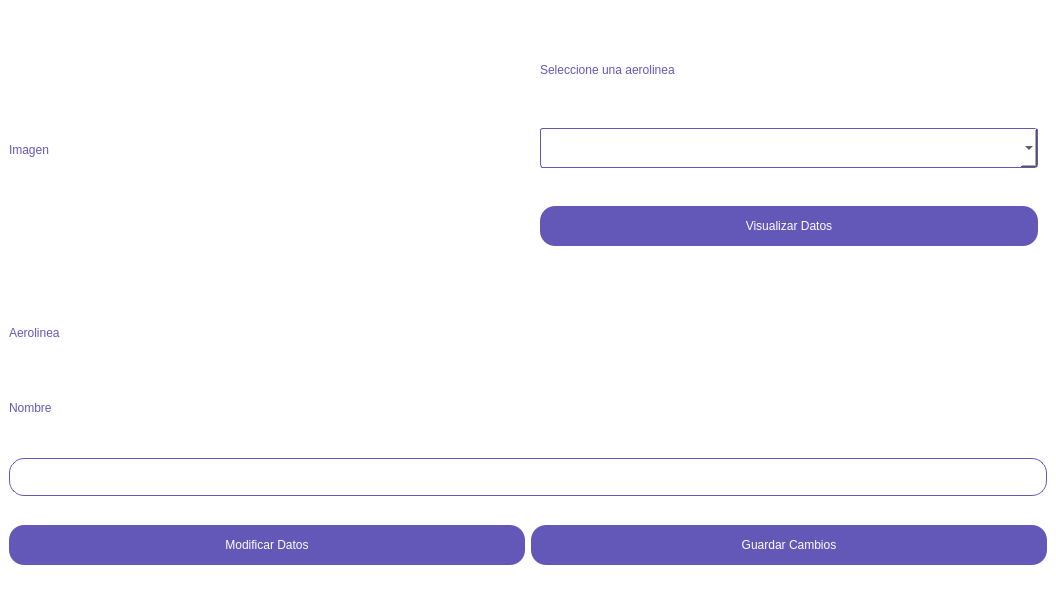
First picture: the form in GUI/Resources/UI/aerolineaDatos.ui, repository difer19/Gestor-de-Hangares, before the edit.
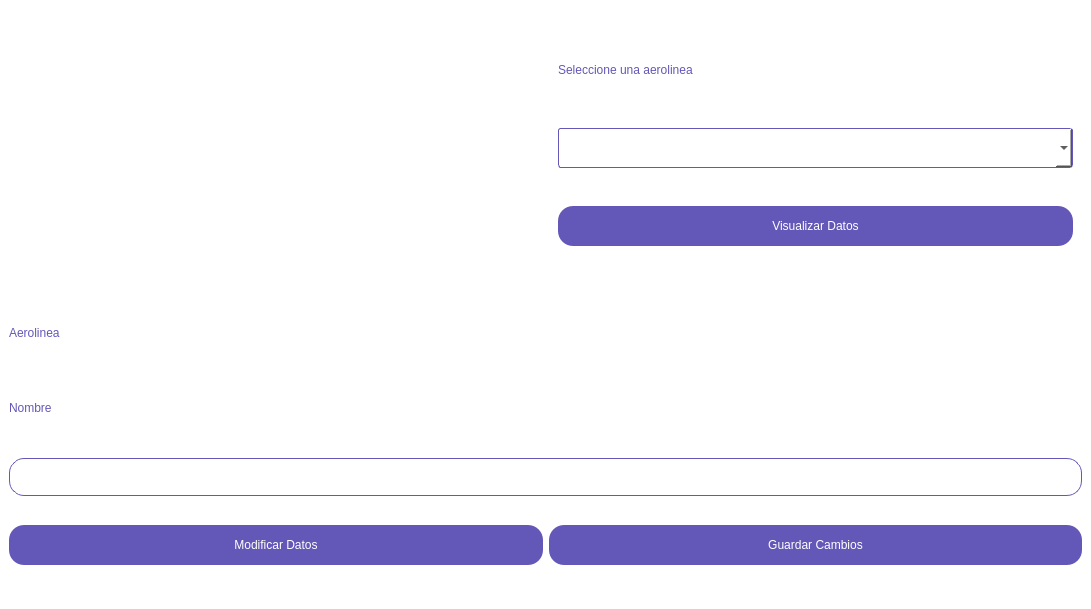
Second picture: the form after the edit. Icons and pictures are not drawn.

The edit to the form file:
```diff
--- a/GUI/Resources/UI/aerolineaDatos.ui
+++ b/GUI/Resources/UI/aerolineaDatos.ui
@@ -6,7 +6,7 @@
    <rect>
     <x>0</x>
     <y>0</y>
-    <width>1056</width>
+    <width>1091</width>
     <height>609</height>
    </rect>
   </property>
@@ -97,7 +97,10 @@
       <item>
        <widget class="QLabel" name="label_2">
         <property name="text">
-         <string>Imagen</string>
+         <string/>
+        </property>
+        <property name="pixmap">
+         <pixmap>../Images/img-aerolineas - fixed size.png</pixmap>
         </property>
        </widget>
       </item>
```
